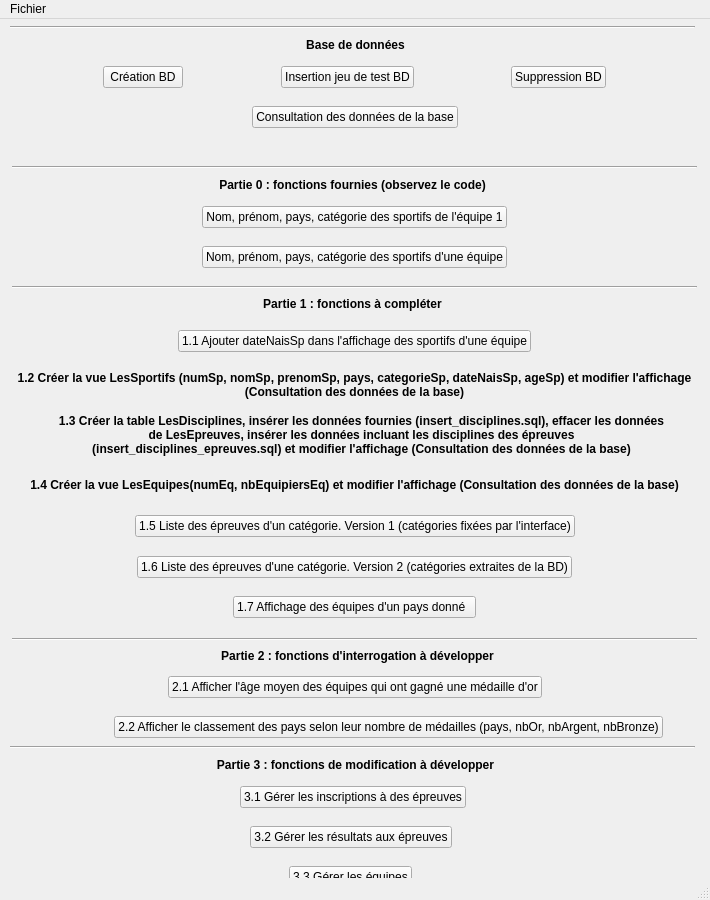
Old version of the form gui/mainWindow.ui in the repository FDaCostaB/Jo-BD.
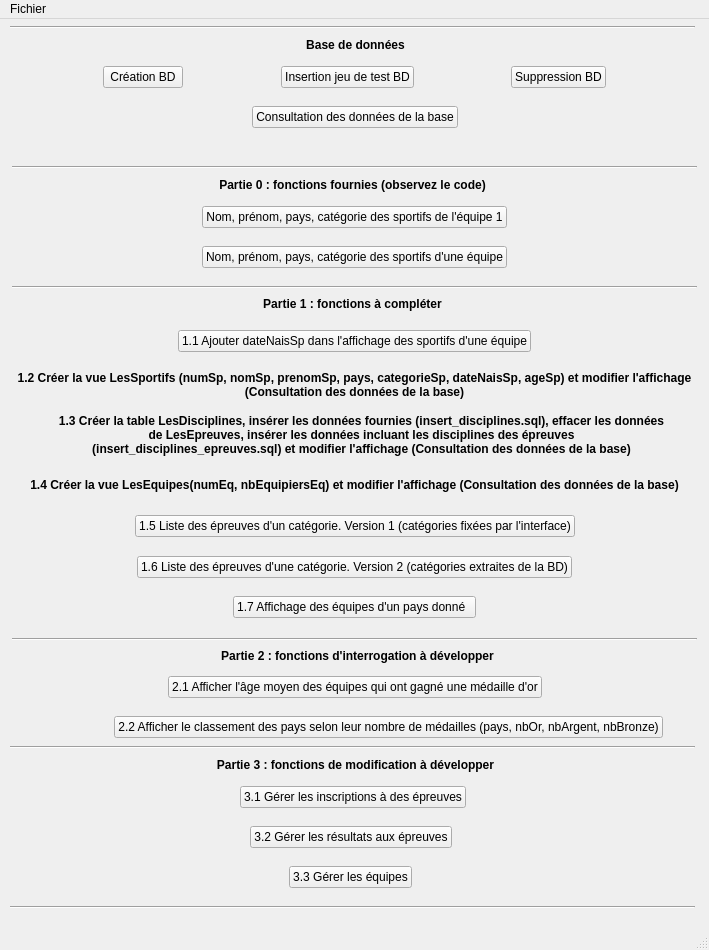
New version of the form. Icons and pictures are not drawn.

Commit message: Main Window size update

```diff
--- a/gui/mainWindow.ui
+++ b/gui/mainWindow.ui
@@ -6,8 +6,8 @@
    <rect>
     <x>0</x>
     <y>0</y>
-    <width>710</width>
-    <height>900</height>
+    <width>709</width>
+    <height>950</height>
    </rect>
   </property>
   <property name="windowTitle">
@@ -928,8 +928,8 @@
     <rect>
      <x>0</x>
      <y>0</y>
-     <width>710</width>
-     <height>31</height>
+     <width>709</width>
+     <height>26</height>
     </rect>
    </property>
    <widget class="QMenu" name="menuFiles">
```
